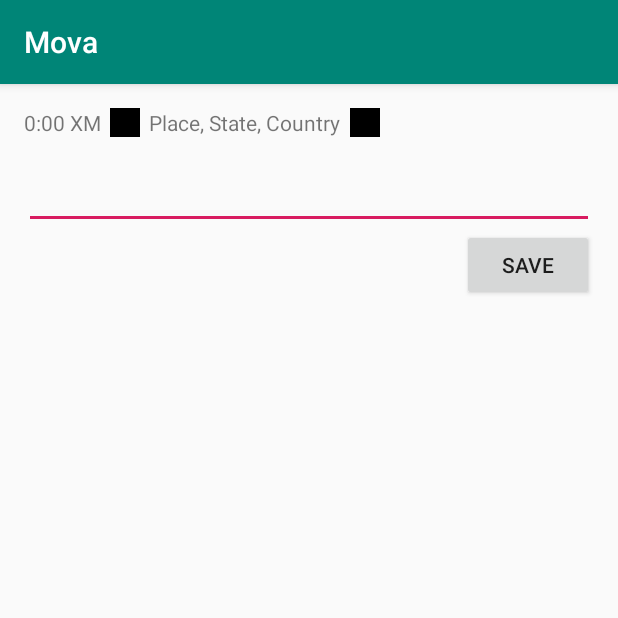
After one commit to fbu-mova/Mova, an Android app: the JournalComposeActivity screen opened directly, with no data from a screen before it, on a phone screen of 412 x 824 dp, the top half of it. The commit adds this screen. Run offline under Robolectric (Android 15) with nearby library versions, the phone set to English and light mode, and no system bars.

Commit message:
Add JournalComposeActivity

```diff
--- a/Mova/app/src/main/AndroidManifest.xml
+++ b/Mova/app/src/main/AndroidManifest.xml
@@ -9,7 +9,8 @@
         android:roundIcon="@mipmap/ic_launcher_round"
         android:supportsRtl="true"
         android:theme="@style/AppTheme">
-        <activity android:name=".MainActivity">
+        <activity android:name=".activities.JournalComposeActivity"></activity>
+        <activity android:name=".activities.MainActivity">
             <intent-filter>
                 <action android:name="android.intent.action.MAIN" />
 
--- /dev/null
+++ b/Mova/app/src/main/java/com/example/mova/activities/JournalComposeActivity.java
@@ -0,0 +1,16 @@
+package com.example.mova.activities;
+
+import androidx.appcompat.app.AppCompatActivity;
+
+import android.os.Bundle;
+
+import com.example.mova.R;
+
+public class JournalComposeActivity extends AppCompatActivity {
+
+    @Override
+    protected void onCreate(Bundle savedInstanceState) {
+        super.onCreate(savedInstanceState);
+        setContentView(R.layout.activity_journal_compose);
+    }
+}
--- a/Mova/app/src/main/java/com/example/mova/MainActivity.java
+++ b/Mova/app/src/main/java/com/example/mova/activities/MainActivity.java
@@ -1,8 +1,10 @@
-package com.example.mova;
+package com.example.mova.activities;
 
 import android.os.Bundle;
 
 import androidx.appcompat.app.AppCompatActivity;
+
+import com.example.mova.R;
 
 public class MainActivity extends AppCompatActivity {
 
--- a/Mova/app/src/main/java/com/example/mova/fragments/JournalFragment.java
+++ b/Mova/app/src/main/java/com/example/mova/fragments/JournalFragment.java
@@ -88,6 +88,7 @@ public class JournalFragment extends Fragment {
         super.onViewCreated(view, savedInstanceState);
         ButterKnife.bind(this, view);
 
+
     }
 
     // TODO: Rename method, update argument and hook method into UI event
--- /dev/null
+++ b/Mova/app/src/main/res/layout/activity_journal_compose.xml
@@ -0,0 +1,99 @@
+<?xml version="1.0" encoding="utf-8"?>
+<androidx.constraintlayout.widget.ConstraintLayout xmlns:android="http://schemas.android.com/apk/res/android"
+    xmlns:app="http://schemas.android.com/apk/res-auto"
+    xmlns:tools="http://schemas.android.com/tools"
+    android:layout_width="match_parent"
+    android:layout_height="match_parent"
+    tools:context=".activities.JournalComposeActivity">
+
+    <LinearLayout
+        android:id="@+id/llDetails"
+        android:layout_width="match_parent"
+        android:layout_height="wrap_content"
+        android:layout_marginStart="16dp"
+        android:layout_marginLeft="16dp"
+        android:layout_marginTop="16dp"
+        android:layout_marginEnd="16dp"
+        android:layout_marginRight="16dp"
+        android:orientation="horizontal"
+        app:layout_constraintEnd_toEndOf="parent"
+        app:layout_constraintStart_toStartOf="parent"
+        app:layout_constraintTop_toTopOf="parent">
+
+        <TextView
+            android:id="@+id/tvTime"
+            android:layout_width="wrap_content"
+            android:layout_height="wrap_content"
+            android:layout_weight="0"
+            android:text="0:00 XM" />
+
+        <FrameLayout
+            android:id="@+id/flSeparator"
+            android:layout_width="20dp"
+            android:layout_height="match_parent"
+            android:layout_marginLeft="6dp"
+            android:layout_marginRight="6dp"
+            android:layout_weight="0"
+            android:background="@android:color/black">
+
+        </FrameLayout>
+
+        <TextView
+            android:id="@+id/tvLocation"
+            android:layout_width="wrap_content"
+            android:layout_height="wrap_content"
+            android:layout_weight="0"
+            android:text="Place, State, Country" />
+
+        <ImageView
+            android:id="@+id/ivMood"
+            android:layout_width="20dp"
+            android:layout_height="match_parent"
+            android:layout_marginLeft="6dp"
+            android:layout_weight="0"
+            app:srcCompat="@android:color/black" />
+    </LinearLayout>
+
+    <LinearLayout
+        android:id="@+id/llMood"
+        android:layout_width="0dp"
+        android:layout_height="wrap_content"
+        android:layout_marginStart="16dp"
+        android:layout_marginLeft="16dp"
+        android:layout_marginTop="8dp"
+        android:layout_marginEnd="16dp"
+        android:layout_marginRight="16dp"
+        android:orientation="horizontal"
+        app:layout_constraintEnd_toEndOf="parent"
+        app:layout_constraintHorizontal_bias="1.0"
+        app:layout_constraintStart_toStartOf="parent"
+        app:layout_constraintTop_toBottomOf="@+id/llDetails"></LinearLayout>
+
+    <EditText
+        android:id="@+id/etBody"
+        android:layout_width="0dp"
+        android:layout_height="wrap_content"
+        android:layout_marginStart="16dp"
+        android:layout_marginLeft="16dp"
+        android:layout_marginTop="8dp"
+        android:layout_marginEnd="16dp"
+        android:layout_marginRight="16dp"
+        android:ems="10"
+        android:gravity="start|top"
+        android:inputType="textMultiLine"
+        app:layout_constraintEnd_toEndOf="parent"
+        app:layout_constraintHorizontal_bias="0.0"
+        app:layout_constraintStart_toStartOf="parent"
+        app:layout_constraintTop_toBottomOf="@+id/llMood" />
+
+    <Button
+        android:id="@+id/bSave"
+        android:layout_width="wrap_content"
+        android:layout_height="wrap_content"
+        android:layout_marginEnd="16dp"
+        android:layout_marginRight="16dp"
+        android:text="Save"
+        app:layout_constraintEnd_toEndOf="parent"
+        app:layout_constraintTop_toBottomOf="@+id/etBody" />
+
+</androidx.constraintlayout.widget.ConstraintLayout>
--- a/Mova/app/src/main/res/layout/activity_main.xml
+++ b/Mova/app/src/main/res/layout/activity_main.xml
@@ -4,7 +4,7 @@
     xmlns:tools="http://schemas.android.com/tools"
     android:layout_width="match_parent"
     android:layout_height="match_parent"
-    tools:context=".MainActivity">
+    tools:context=".activities.MainActivity">
 
     <TextView
         android:layout_width="wrap_content"
```
